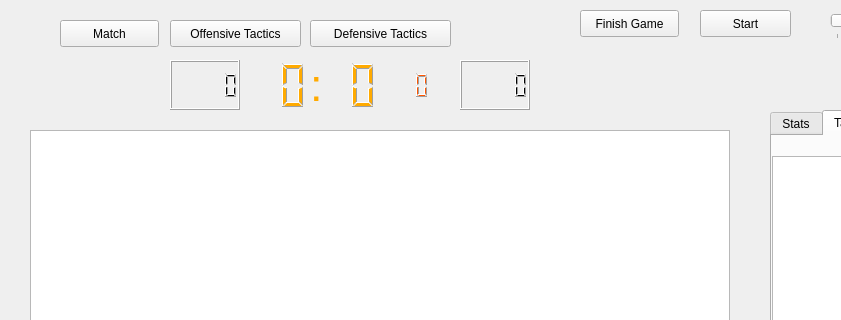
Qt form MatchScreen.ui (walsh06/BasketballManager) before a commit; both pictures show x 0 to 841 and y 0 to 320 of the 1100 by 700 pixel window.
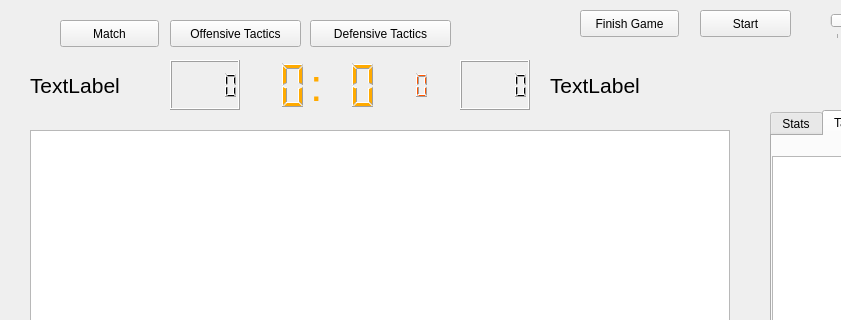
The same form after that commit. The open tabs and pages were chosen to show the change.

The edit to the form file:
```diff
--- a/MatchScreen.ui
+++ b/MatchScreen.ui
@@ -343,6 +343,42 @@
       <string>:</string>
      </property>
     </widget>
+    <widget class="QLabel" name="teamOneName">
+     <property name="geometry">
+      <rect>
+       <x>20</x>
+       <y>20</y>
+       <width>131</width>
+       <height>31</height>
+      </rect>
+     </property>
+     <property name="font">
+      <font>
+       <pointsize>16</pointsize>
+      </font>
+     </property>
+     <property name="text">
+      <string>TextLabel</string>
+     </property>
+    </widget>
+    <widget class="QLabel" name="teamTwoName">
+     <property name="geometry">
+      <rect>
+       <x>540</x>
+       <y>20</y>
+       <width>161</width>
+       <height>31</height>
+      </rect>
+     </property>
+     <property name="font">
+      <font>
+       <pointsize>16</pointsize>
+      </font>
+     </property>
+     <property name="text">
+      <string>TextLabel</string>
+     </property>
+    </widget>
     <zorder>court</zorder>
     <zorder>commentary</zorder>
     <zorder>scoreOne</zorder>
```
Left out of the diff: 4 changed lines with no effect on the pictures.
